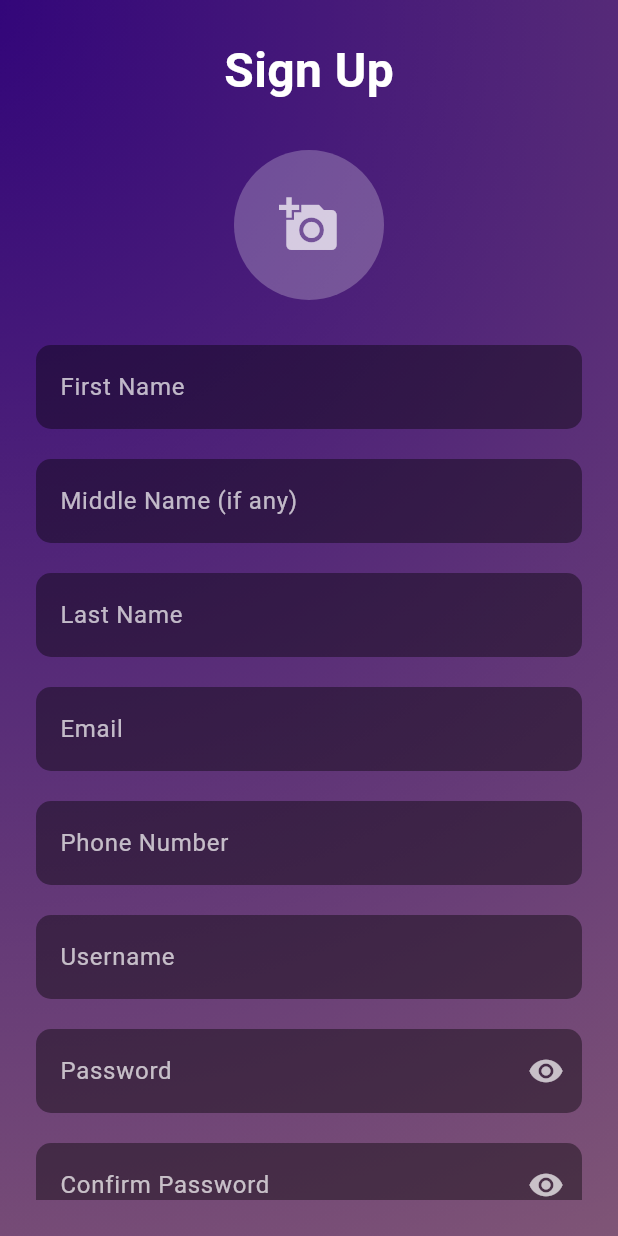
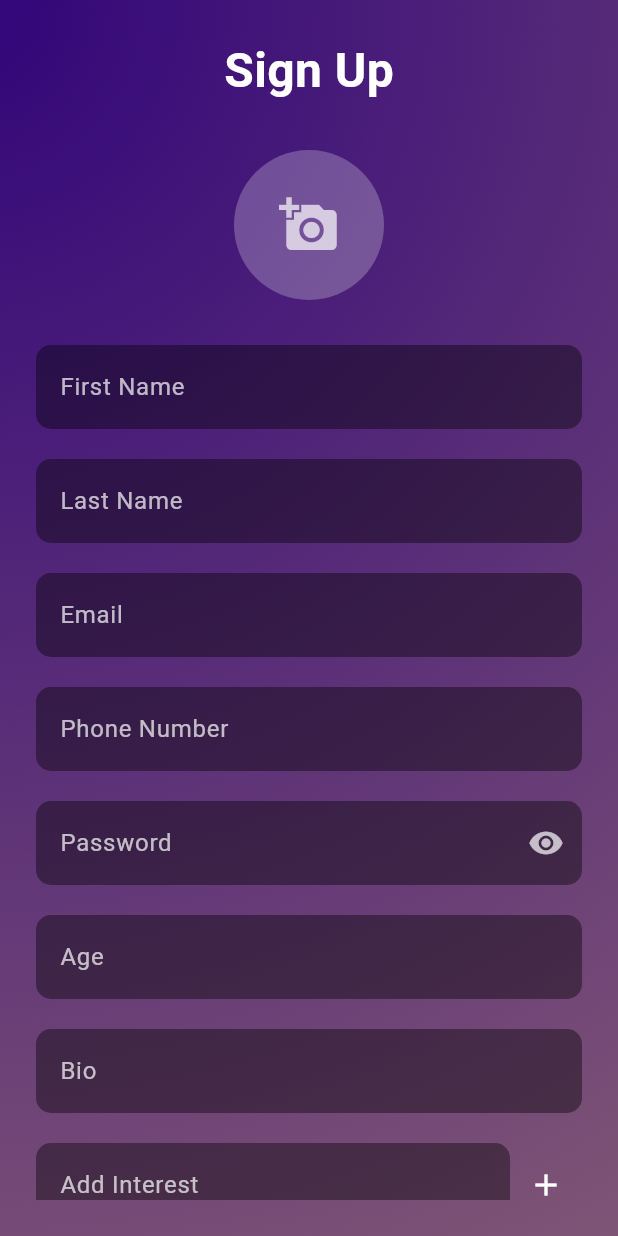
Before and after one commit to mridulikamukerji/Happenin, a Flutter app: the SignUpPage screen opened directly, on a phone screen of 412 x 824 dp. Run offline on Flutter 3.47's test engine with Material 3 defaults, Android fonts, the phone set to English and light mode, and no system bars; our stand-ins replace carousel_slider, image_picker, video_player.

Commit message:
Added to fields to Sign Up page

```diff
--- a/lib/main.dart
+++ b/lib/main.dart
@@ -11,7 +11,6 @@ late VideoPlayerController splashController;
 Future<void> main() async {
   WidgetsFlutterBinding.ensureInitialized();
 
-  // Preload the video before runApp
   splashController =
       VideoPlayerController.asset('assets/videos/splash_screen.mp4');
   await splashController.initialize();
@@ -244,7 +243,17 @@ class _SignUpPageState extends State<SignUpPage> {
   final ImagePicker _picker = ImagePicker();
   File? _profileImage;
   bool _obscurePassword = true;
-  bool _obscureConfirmPassword = true;
+
+  // Controllers
+  final TextEditingController _firstNameController = TextEditingController();
+  final TextEditingController _lastNameController = TextEditingController();
+  final TextEditingController _emailController = TextEditingController();
+  final TextEditingController _passwordController = TextEditingController();
+  final TextEditingController _ageController = TextEditingController();
+  final TextEditingController _bioController = TextEditingController();
+  final TextEditingController _interestController = TextEditingController();
+  final TextEditingController _phoneController = TextEditingController(); // ✅ phone
+  final List<String> _interests = [];
 
   Future<void> _pickImage() async {
     final XFile? image =
@@ -257,6 +266,19 @@ class _SignUpPageState extends State<SignUpPage> {
   }
 
   void _signUpSuccess(BuildContext context) {
+    final userProfile = UserProfile(
+      id: DateTime.now().millisecondsSinceEpoch.toString(),
+      firstName: _firstNameController.text.trim(),
+      lastName: _lastNameController.text.trim(),
+      age: int.tryParse(_ageController.text) ?? 0,
+      bio: _bioController.text.trim(),
+      interests: _interests,
+      profileImageUrl: _profileImage?.path ?? "",
+      phoneNumber: _phoneController.text.trim(), // ✅ added
+    );
+
+    debugPrint("UserProfile created: ${userProfile.toMap()}");
+
     Navigator.pushReplacement(
       context,
       MaterialPageRoute(builder: (_) => const LoginPage()),
@@ -280,10 +302,15 @@ class _SignUpPageState extends State<SignUpPage> {
             fit: BoxFit.cover,
           ),
         ),
-        child: Center(
+        child: SafeArea(
           child: Padding(
             padding: const EdgeInsets.all(24.0),
-            child: SingleChildScrollView(
+            child: LayoutBuilder(
+              builder: (context, constraints) {
+                return SingleChildScrollView(
+                  child: ConstrainedBox(
+                    constraints: BoxConstraints(minHeight: constraints.maxHeight),
+                    child: IntrinsicHeight(
                       child: Column(
                         crossAxisAlignment: CrossAxisAlignment.center,
                         children: [
@@ -315,37 +342,82 @@ class _SignUpPageState extends State<SignUpPage> {
                           const SizedBox(height: 30),
 
                           // First Name
-                  _buildTextField("First Name"),
-                  const SizedBox(height: 20),
-
-                  // Middle Name (Optional)
-                  _buildTextField("Middle Name (if any)"),
+                          _buildTextField("First Name",
+                              controller: _firstNameController),
                           const SizedBox(height: 20),
 
                           // Last Name
-                  _buildTextField("Last Name"),
+                          _buildTextField("Last Name",
+                              controller: _lastNameController),
                           const SizedBox(height: 20),
 
-                  // Other input fields
+                          // Email
                           _buildTextField("Email",
+                              controller: _emailController,
                               keyboardType: TextInputType.emailAddress),
                           const SizedBox(height: 20),
-                  _buildTextField("Phone Number",
+
+                          // Phone
+                          _buildTextField("Phone Number", // ✅ added
+                              controller: _phoneController,
                               keyboardType: TextInputType.phone),
                           const SizedBox(height: 20),
-                  _buildTextField("Username"),
+
+                          // Password
+                          _buildPasswordField("Password", _obscurePassword, () {
+                            setState(() {
+                              _obscurePassword = !_obscurePassword;
+                            });
+                          }, _passwordController),
                           const SizedBox(height: 20),
-                  _buildPasswordField(
-                    "Password",
-                    _obscurePassword,
-                    () => setState(() => _obscurePassword = !_obscurePassword),
+
+                          // Age
+                          _buildTextField("Age",
+                              controller: _ageController,
+                              keyboardType: TextInputType.number),
+                          const SizedBox(height: 20),
+
+                          // Bio
+                          _buildTextField("Bio", controller: _bioController),
+                          const SizedBox(height: 20),
+
+                          // Interests input
+                          Row(
+                            children: [
+                              Expanded(
+                                child: _buildTextField("Add Interest",
+                                    controller: _interestController),
                               ),
-                  const SizedBox(height: 20),
-                  _buildPasswordField(
-                    "Confirm Password",
-                    _obscureConfirmPassword,
-                    () => setState(() =>
-                        _obscureConfirmPassword = !_obscureConfirmPassword),
+                              IconButton(
+                                icon: const Icon(Icons.add, color: Colors.white),
+                                onPressed: () {
+                                  if (_interestController.text.isNotEmpty) {
+                                    setState(() {
+                                      _interests.add(_interestController.text.trim());
+                                      _interestController.clear();
+                                    });
+                                  }
+                                },
+                              )
+                            ],
+                          ),
+                          const SizedBox(height: 10),
+
+                          Flexible(
+                            child: SingleChildScrollView(
+                              child: Wrap(
+                                spacing: 8,
+                                runSpacing: 8,
+                                children: _interests
+                                    .map((interest) => Chip(
+                                          label: Text(interest),
+                                          backgroundColor: Colors.purple,
+                                          labelStyle:
+                                              const TextStyle(color: Colors.white),
+                                        ))
+                                    .toList(),
+                              ),
+                            ),
                           ),
                           const SizedBox(height: 30),
 
@@ -373,7 +445,8 @@ class _SignUpPageState extends State<SignUpPage> {
                             onPressed: () {
                               Navigator.pushReplacement(
                                 context,
-                        MaterialPageRoute(builder: (_) => const LoginPage()),
+                                MaterialPageRoute(
+                                    builder: (_) => const LoginPage()),
                               );
                             },
                             child: const Text(
@@ -385,6 +458,10 @@ class _SignUpPageState extends State<SignUpPage> {
                       ),
                     ),
                   ),
+                );
+              },
+            ),
+          ),
         ),
       ),
     );
@@ -392,8 +469,10 @@ class _SignUpPageState extends State<SignUpPage> {
 
   // Reusable text field
   Widget _buildTextField(String label,
-      {TextInputType keyboardType = TextInputType.text}) {
+      {TextEditingController? controller,
+      TextInputType keyboardType = TextInputType.text}) {
     return TextField(
+      controller: controller,
       keyboardType: keyboardType,
       style: const TextStyle(color: Colors.white),
       decoration: InputDecoration(
@@ -410,9 +489,10 @@ class _SignUpPageState extends State<SignUpPage> {
   }
 
   // Reusable password field
-  Widget _buildPasswordField(
-      String label, bool obscure, VoidCallback toggleVisibility) {
+  Widget _buildPasswordField(String label, bool obscure,
+      VoidCallback toggleVisibility, TextEditingController controller) {
     return TextField(
+      controller: controller,
       obscureText: obscure,
       style: const TextStyle(color: Colors.white),
       decoration: InputDecoration(
@@ -435,3 +515,54 @@ class _SignUpPageState extends State<SignUpPage> {
     );
   }
 }
+
+// -------------------------
+// USER PROFILE MODEL
+// -------------------------
+class UserProfile {
+  final String id;
+  final String firstName;
+  final String lastName;
+  final int age;
+  final String bio;
+  final List<String> interests;
+  final String profileImageUrl;
+  final String phoneNumber; // ✅ added
+
+  UserProfile({
+    required this.id,
+    required this.firstName,
+    required this.lastName,
+    required this.age,
+    required this.bio,
+    required this.interests,
+    required this.profileImageUrl,
+    required this.phoneNumber,
+  });
+
+  Map<String, dynamic> toMap() {
+    return {
+      'id': id,
+      'firstName': firstName,
+      'lastName': lastName,
+      'age': age,
+      'bio': bio,
+      'interests': interests,
+      'profileImageUrl': profileImageUrl,
+      'phoneNumber': phoneNumber, // ✅ added
+    };
+  }
+
+  factory UserProfile.fromMap(Map<String, dynamic> map) {
+    return UserProfile(
+      id: map['id'] ?? '',
+      firstName: map['firstName'] ?? '',
+      lastName: map['lastName'] ?? '',
+      age: map['age'] ?? 0,
+      bio: map['bio'] ?? '',
+      interests: List<String>.from(map['interests'] ?? []),
+      profileImageUrl: map['profileImageUrl'] ?? '',
+      phoneNumber: map['phoneNumber'] ?? '', // ✅ added
+    );
+  }
+}
```
Lines whose indentation alone changed are shown as unchanged.
